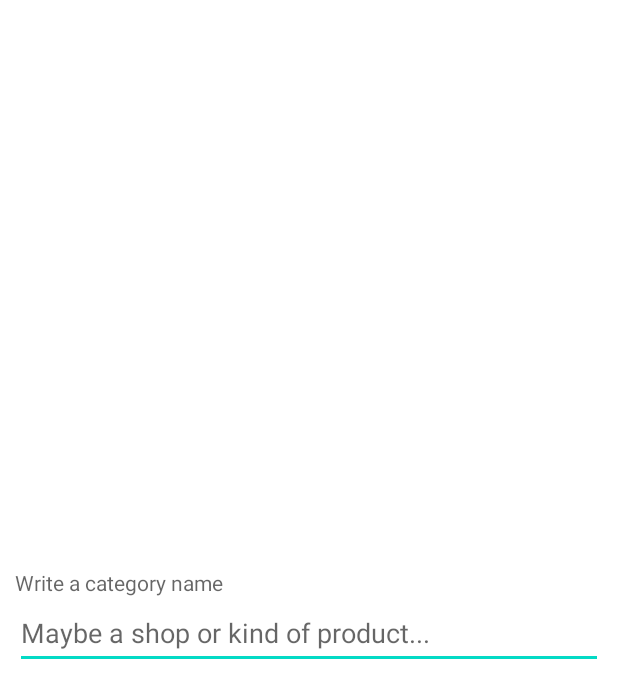
After one commit to xsalagarcia/MyPrivateShoppingList, an Android app: the layout dialog_new_category.xml on its own in the app's theme, with its tools: preview values and no code run, on a phone screen of 412 x 824 dp. The commit adds this screen. Shown: the top 698 px of the screen. Run offline under Robolectric (Android 15) with nearby library versions, the phone set to English and light mode, and no system bars.

Commit message:
Category recycler view working, without filter

```diff
--- a/app/build.gradle
+++ b/app/build.gradle
@@ -68,6 +68,8 @@ dependencies {
     def room_version = "2.5.0"
     implementation "androidx.room:room-runtime:$room_version"
     annotationProcessor "androidx.room:room-compiler:$room_version"
+    //Room and coroutines
+    implementation "androidx.room:room-ktx:$room_version"
     // To use Kotlin annotation processing tool (kapt)
     kapt "androidx.room:room-compiler:$room_version"
     // To use Kotlin Symbol Processing (KSP)
@@ -76,7 +78,7 @@ dependencies {
 
     //ViewModel
     def lifecycle_version = "2.5.1"
-    implementation "androidx.lifecycle:lifecycle-viewmodel:$lifecycle_version"
+    implementation "androidx.lifecycle:lifecycle-viewmodel-ktx:$lifecycle_version"
 
     //Fragments
     implementation 'androidx.fragment:fragment-ktx:1.5.5'
--- a/app/src/main/java/sala/xevi/myprivateshoppinglist/MainActivity.kt
+++ b/app/src/main/java/sala/xevi/myprivateshoppinglist/MainActivity.kt
@@ -21,7 +21,9 @@ class MainActivity : AppCompatActivity() {
     }
 
 
+
     fun onItemSelectedBottomNav(menuItem: MenuItem):Boolean {
+
         when (menuItem.itemId) {
             R.id.shopping_list -> findNavController(R.id.fragmentContainerView).navigate(R.id.shoppingListFragment)
             R.id.categories -> findNavController(R.id.fragmentContainerView).navigate(R.id.categoriesFragment)
--- /dev/null
+++ b/app/src/main/res/drawable/ic_outline_delete_24.xml
@@ -0,0 +1,5 @@
+<vector android:height="24dp" android:tint="#000000"
+    android:viewportHeight="24" android:viewportWidth="24"
+    android:width="24dp" xmlns:android="http://schemas.android.com/apk/res/android">
+    <path android:fillColor="@android:color/white" android:pathData="M16,9v10H8V9h8m-1.5,-6h-5l-1,1H5v2h14V4h-3.5l-1,-1zM18,7H6v12c0,1.1 0.9,2 2,2h8c1.1,0 2,-0.9 2,-2V7z"/>
+</vector>
--- a/app/src/main/res/layout/activity_main.xml
+++ b/app/src/main/res/layout/activity_main.xml
@@ -28,11 +28,9 @@
         app:layout_constraintBottom_toBottomOf="parent"
         app:layout_constraintEnd_toEndOf="parent"
         app:layout_constraintStart_toStartOf="parent"
-        app:menu="@menu/bottom_navigation_menu"
+        app:menu="@menu/bottom_navigation_menu"/>
 
 
-
-        />
 
     <ProgressBar
         android:id="@+id/progressBar"
--- /dev/null
+++ b/app/src/main/res/layout/dialog_new_category.xml
@@ -0,0 +1,34 @@
+<?xml version="1.0" encoding="utf-8"?>
+<layout>
+<androidx.constraintlayout.widget.ConstraintLayout xmlns:android="http://schemas.android.com/apk/res/android"
+    xmlns:app="http://schemas.android.com/apk/res-auto"
+    android:layout_width="match_parent"
+    android:layout_height="match_parent">
+
+    <LinearLayout
+        android:layout_width="match_parent"
+        android:layout_height="wrap_content"
+        android:orientation="vertical"
+        android:layout_margin="10dp"
+        app:layout_constraintBottom_toBottomOf="parent"
+        app:layout_constraintEnd_toEndOf="parent"
+        app:layout_constraintStart_toStartOf="parent"
+        app:layout_constraintTop_toTopOf="parent">
+
+        <TextView
+            android:id="@+id/textView"
+            android:layout_width="match_parent"
+            android:layout_height="wrap_content"
+            android:hint="@string/write_cat_name" />
+
+        <EditText
+            android:id="@+id/categoryET"
+            style="@style/CategoryET"
+            android:layout_width="match_parent"
+            android:layout_height="wrap_content"
+            android:hint="@string/cat_suggestion"
+            android:ems="10"
+            android:minHeight="48dp" />
+    </LinearLayout>
+</androidx.constraintlayout.widget.ConstraintLayout>
+</layout>
--- a/app/src/main/res/values/strings.xml
+++ b/app/src/main/res/values/strings.xml
@@ -5,4 +5,10 @@
     <string name="about">About</string>
     <string name="urgent">Urgent</string>
     <string name="to_buy">To buy</string>
+    <string name="delete">Delete</string>
+    <string name="create_new_cat">Create a new category</string>
+    <string name="write_cat_name">Write a category name</string>
+    <string name="cat_suggestion">Maybe a shop or kind of product...</string>
+    <string name="ok">Ok</string>
+    <string name="cancel">Cancel</string>
 </resources>
--- a/app/src/main/res/values/themes.xml
+++ b/app/src/main/res/values/themes.xml
@@ -25,4 +25,12 @@
         <item name="strokeWidth">0dp</item>
 
     </style>
+
+    <style name="CategoryET">
+        <item name="android:maxLength">50</item>
+        <item name="android:maxLines">1</item>
+        <item name="android:inputType">textPersonName</item>
+    </style>
+
+
 </resources>
```
Also changed, not shown: app/src/main/java/sala/xevi/myprivateshoppinglist/categories/BindingUtils.kt (added, +16 -0 lines), app/src/main/java/sala/xevi/myprivateshoppinglist/categories/CategoriesAdapter.kt (added, +50 -0 lines), app/src/main/java/sala/xevi/myprivateshoppinglist/categories/CategoriesFragment.kt (+78 -0 lines), app/src/main/java/sala/xevi/myprivateshoppinglist/categories/CategoriesViewModel.kt (added, +47 -0 lines), app/src/main/java/sala/xevi/myprivateshoppinglist/categories/CategoriesViewModelFactory.kt (added, +20 -0 lines), app/src/main/java/sala/xevi/myprivateshoppinglist/database/ShoppingListDao.kt (+5 -5 lines), app/src/main/res/layout/fragment_categories.xml (+9 -1 lines), app/src/main/res/layout/rv_item_category.xml (added, +38 -0 lines), app/src/main/res/layout/rv_item_product.xml (added, +31 -0 lines).
